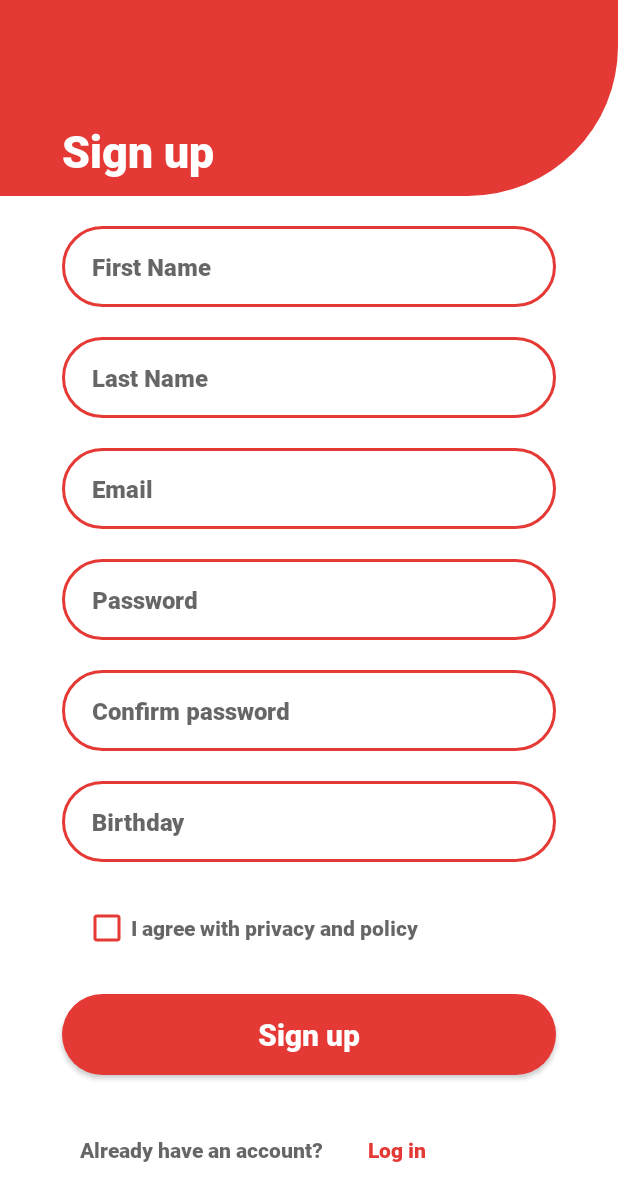
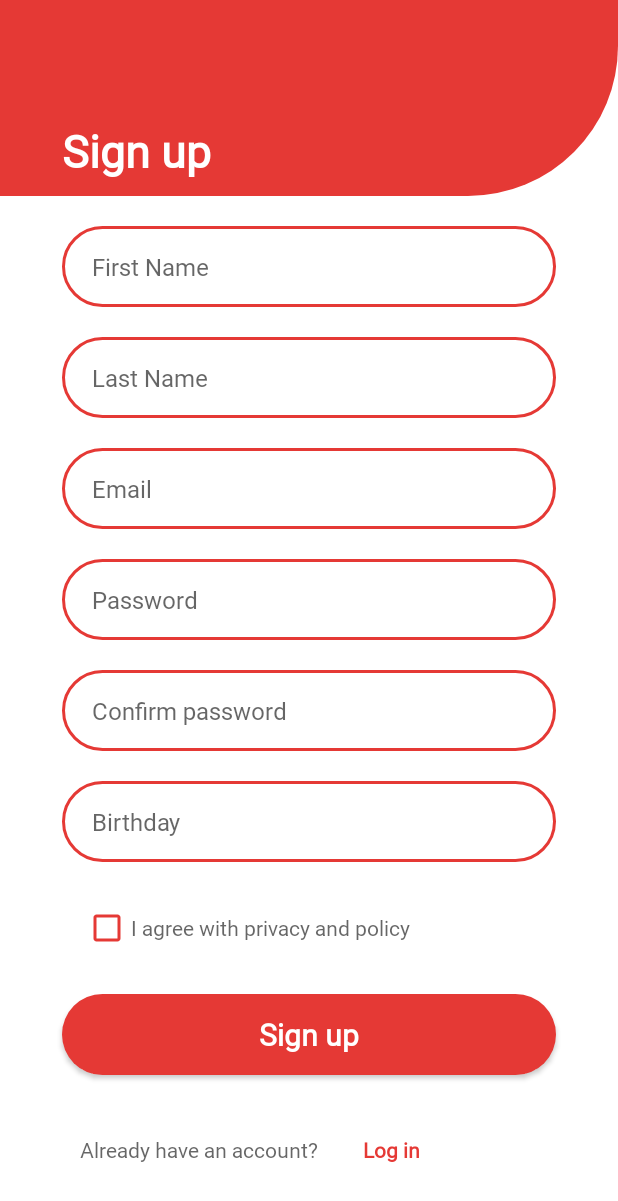
Before and after one commit to LuisPalencia/TraveLink, an Android app: the SignUpActivity screen opened directly, with no data from a screen before it, on a phone screen of 412 x 824 dp. Shown: the top 1201 px of the screen. Run offline under Robolectric (Android 15) with nearby library versions, the phone set to English and light mode, and no system bars; our stand-ins replace Dagger/Hilt's generated code, Firebase (no records; nobody signed in at launch, a user with empty details on screens opened directly); plain views replace LoadingAnimation.

Commit message:
[WIP] - Changed default font for the text of the app

```diff
--- a/app/src/main/res/values/themes.xml
+++ b/app/src/main/res/values/themes.xml
@@ -18,7 +18,7 @@
         <item name="colorProfileImage">@color/grease</item>
 
         <!-- Font family for all app -->
-        <item name="android:fontFamily">@font/roboto_black</item>
+        <item name="android:fontFamily">@font/roboto_regular</item>
 
         <!-- Colors Bottom Navigation View -->
         <item name="color_bnv_background">@color/day_color_bnv</item>
```
